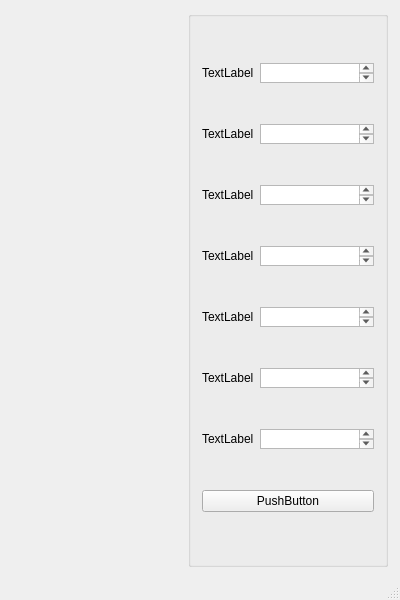
First picture: the form in ATSP/algorithms/betting/mainwindow.ui, repository AndreLadeira/dsc, before the edit.
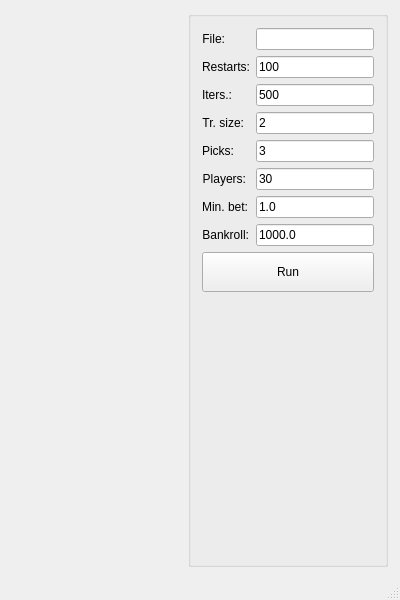
Second picture: the form after the edit. Custom widgets are drawn as their Qt base class.

```diff
--- a/ATSP/algorithms/betting/mainwindow.ui
+++ b/ATSP/algorithms/betting/mainwindow.ui
@@ -58,168 +58,157 @@
        <item row="0" column="0">
         <widget class="QLabel" name="label">
          <property name="text">
-          <string>TextLabel</string>
+          <string>File:</string>
+         </property>
+         <property name="alignment">
+          <set>Qt::AlignRight|Qt::AlignTrailing|Qt::AlignVCenter</set>
          </property>
         </widget>
        </item>
        <item row="0" column="1">
-        <widget class="QPlainTextEdit" name="plainTextEdit">
-         <property name="minimumSize">
-          <size>
-           <width>0</width>
-           <height>20</height>
-          </size>
-         </property>
-         <property name="maximumSize">
-          <size>
-           <width>16777215</width>
-           <height>20</height>
-          </size>
-         </property>
-        </widget>
+        <widget class="QLineEdit" name="lineEditFile"/>
        </item>
        <item row="1" column="0">
         <widget class="QLabel" name="label_2">
          <property name="text">
-          <string>TextLabel</string>
+          <string>Restarts:</string>
+         </property>
+         <property name="alignment">
+          <set>Qt::AlignRight|Qt::AlignTrailing|Qt::AlignVCenter</set>
          </property>
         </widget>
        </item>
        <item row="1" column="1">
-        <widget class="QPlainTextEdit" name="plainTextEdit_2">
-         <property name="minimumSize">
-          <size>
-           <width>0</width>
-           <height>20</height>
-          </size>
-         </property>
-         <property name="maximumSize">
-          <size>
-           <width>16777215</width>
-           <height>20</height>
-          </size>
+        <widget class="QLineEdit" name="lineEditRestarts">
+         <property name="text">
+          <string>100</string>
          </property>
         </widget>
        </item>
        <item row="2" column="0">
         <widget class="QLabel" name="label_3">
          <property name="text">
-          <string>TextLabel</string>
+          <string>Iters.:</string>
+         </property>
+         <property name="alignment">
+          <set>Qt::AlignRight|Qt::AlignTrailing|Qt::AlignVCenter</set>
          </property>
         </widget>
        </item>
        <item row="2" column="1">
-        <widget class="QPlainTextEdit" name="plainTextEdit_3">
-         <property name="minimumSize">
-          <size>
-           <width>0</width>
-           <height>20</height>
-          </size>
-         </property>
-         <property name="maximumSize">
-          <size>
-           <width>16777215</width>
-           <height>20</height>
-          </size>
+        <widget class="QLineEdit" name="lineEditIters">
+         <property name="text">
+          <string>500</string>
          </property>
         </widget>
        </item>
        <item row="3" column="0">
         <widget class="QLabel" name="label_4">
          <property name="text">
-          <string>TextLabel</string>
+          <string>Tr. size:</string>
+         </property>
+         <property name="alignment">
+          <set>Qt::AlignRight|Qt::AlignTrailing|Qt::AlignVCenter</set>
          </property>
         </widget>
        </item>
        <item row="3" column="1">
-        <widget class="QPlainTextEdit" name="plainTextEdit_4">
-         <property name="minimumSize">
-          <size>
-           <width>0</width>
-           <height>20</height>
-          </size>
-         </property>
-         <property name="maximumSize">
-          <size>
-           <width>16777215</width>
-           <height>20</height>
-          </size>
+        <widget class="QLineEdit" name="lineEditTrSize">
+         <property name="text">
+          <string>2</string>
          </property>
         </widget>
        </item>
        <item row="4" column="0">
         <widget class="QLabel" name="label_5">
          <property name="text">
-          <string>TextLabel</string>
+          <string>Picks:</string>
+         </property>
+         <property name="alignment">
+          <set>Qt::AlignRight|Qt::AlignTrailing|Qt::AlignVCenter</set>
          </property>
         </widget>
        </item>
        <item row="4" column="1">
-        <widget class="QPlainTextEdit" name="plainTextEdit_5">
-         <property name="minimumSize">
-          <size>
-           <width>0</width>
-           <height>20</height>
-          </size>
-         </property>
-         <property name="maximumSize">
-          <size>
-           <width>16777215</width>
-           <height>20</height>
-          </size>
+        <widget class="QLineEdit" name="lineEditPicks">
+         <property name="text">
+          <string>3</string>
          </property>
         </widget>
        </item>
        <item row="5" column="0">
         <widget class="QLabel" name="label_6">
          <property name="text">
-          <string>TextLabel</string>
+          <string>Players:</string>
+         </property>
+         <property name="alignment">
+          <set>Qt::AlignRight|Qt::AlignTrailing|Qt::AlignVCenter</set>
          </property>
         </widget>
        </item>
        <item row="5" column="1">
-        <widget class="QPlainTextEdit" name="plainTextEdit_6">
-         <property name="minimumSize">
-          <size>
-           <width>0</width>
-           <height>20</height>
-          </size>
-         </property>
-         <property name="maximumSize">
-          <size>
-           <width>16777215</width>
-           <height>20</height>
-          </size>
+        <widget class="QLineEdit" name="lineEditPlayers">
+         <property name="text">
+          <string>30</string>
          </property>
         </widget>
        </item>
        <item row="6" column="0">
         <widget class="QLabel" name="label_7">
          <property name="text">
-          <string>TextLabel</string>
+          <string>Min. bet:</string>
+         </property>
+         <property name="alignment">
+          <set>Qt::AlignRight|Qt::AlignTrailing|Qt::AlignVCenter</set>
          </property>
         </widget>
        </item>
        <item row="6" column="1">
-        <widget class="QPlainTextEdit" name="plainTextEdit_7">
+        <widget class="QLineEdit" name="lineEditMinBet">
+         <property name="text">
+          <string>1.0</string>
+         </property>
+        </widget>
+       </item>
+       <item row="7" column="0">
+        <widget class="QLabel" name="label_8">
+         <property name="text">
+          <string>Bankroll:</string>
+         </property>
+         <property name="alignment">
+          <set>Qt::AlignRight|Qt::AlignTrailing|Qt::AlignVCenter</set>
+         </property>
+        </widget>
+       </item>
+       <item row="7" column="1">
+        <widget class="QLineEdit" name="lineEditBankroll">
+         <property name="text">
+          <string>1000.0</string>
+         </property>
+        </widget>
+       </item>
+       <item row="8" column="0" colspan="2">
+        <widget class="QPushButton" name="pushButtonRun">
+         <property name="sizePolicy">
+          <sizepolicy hsizetype="Preferred" vsizetype="Preferred">
+           <horstretch>0</horstretch>
+           <verstretch>0</verstretch>
+          </sizepolicy>
+         </property>
          <property name="minimumSize">
           <size>
            <width>0</width>
-           <height>20</height>
+           <height>40</height>
           </size>
          </property>
          <property name="maximumSize">
           <size>
            <width>16777215</width>
-           <height>20</height>
+           <height>40</height>
           </size>
          </property>
-        </widget>
-       </item>
-       <item row="7" column="0" colspan="2">
-        <widget class="QPushButton" name="pushButton">
          <property name="text">
-          <string>PushButton</string>
+          <string>Run</string>
          </property>
         </widget>
        </item>
```
